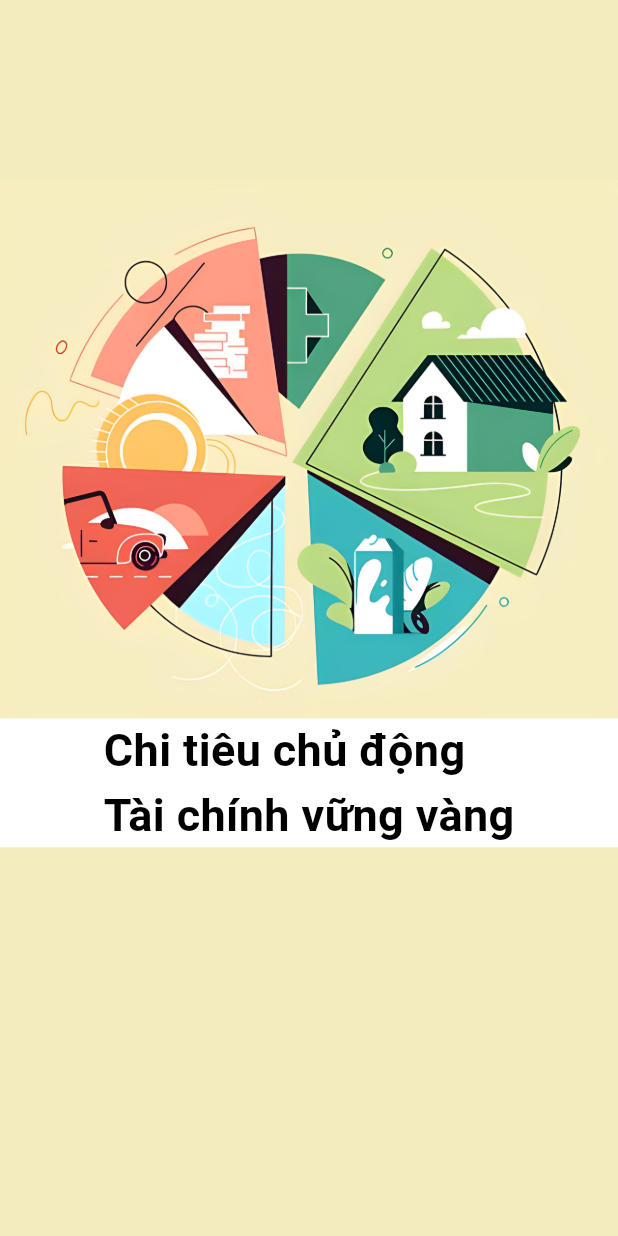
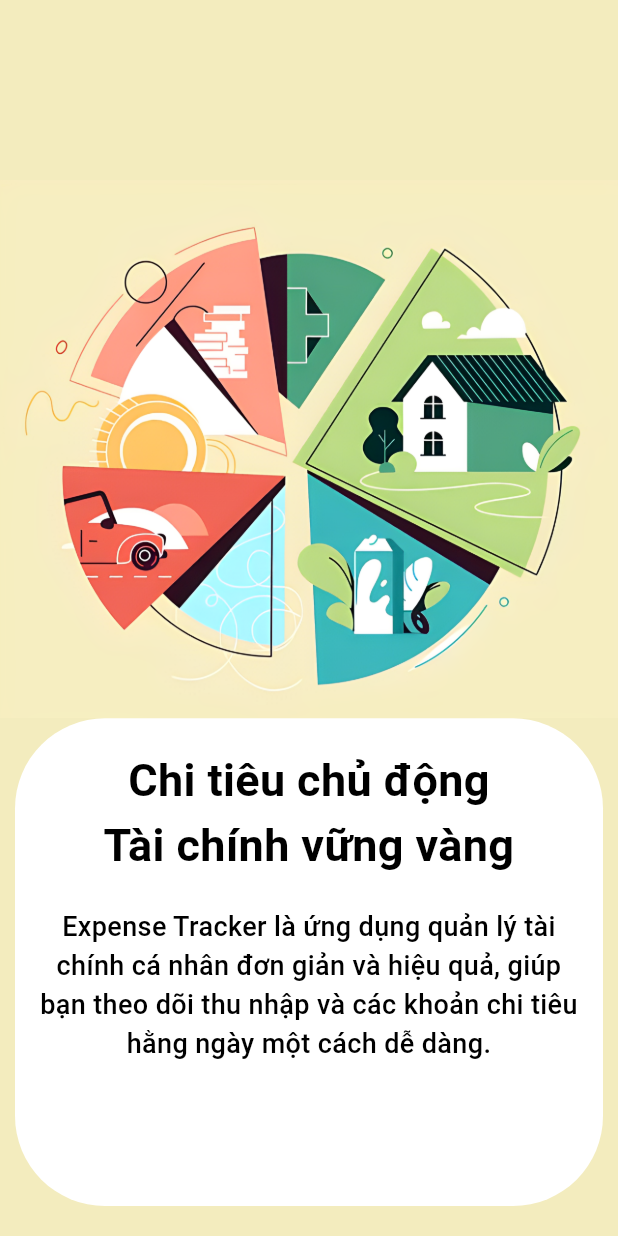
Before and after one commit to quocdat21/Expense-Tracking-App, a Flutter app: the screen it shows after launch, on a phone screen of 412 x 824 dp. Run offline on Flutter 3.47's test engine with Material 3 defaults, Android fonts, the phone set to English and light mode, and no system bars.

Commit message:
Improve onboarding UI

```diff
--- a/lib/pages/onboarding.dart
+++ b/lib/pages/onboarding.dart
@@ -12,28 +12,48 @@ class _OnboardingState extends State<Onboarding> {
   Widget build(BuildContext context) {
     return Scaffold(
       backgroundColor: const Color.fromRGBO(243, 236, 190, 1),
-      body: Container(
-        child: Column(
-          children: [
-            const SizedBox(
-              height: 120.0,
-            ),
-            Image.asset('assets/images/onboard.png'),
-            Container(
-              decoration: BoxDecoration(color: Colors.white),
+      body: Column(
+        children: [
+          const SizedBox(height: 120.0),
+          Image.asset('assets/images/onboard.png'),
+          Expanded(
+            child: Container(
+              margin: const EdgeInsets.only(left: 10, right: 10, bottom: 20),
+              decoration: BoxDecoration(
+                color: Colors.white,
+                borderRadius: BorderRadius.circular(60),
+              ),
               width: MediaQuery.of(context).size.width,
-              child: Column(
+              child: const Column(
                 children: [
-                  Text('Chi tiêu chủ động\nTài chính vững vàng',
+                  SizedBox(height: 20),
+                  Text(
+                    'Chi tiêu chủ động\nTài chính vững vàng',
+                    textAlign: TextAlign.center,
+                    style: TextStyle(
+                        color: Colors.black,
+                        fontSize: 30,
+                        fontWeight: FontWeight.bold),
+                  ),
+                  SizedBox(
+                    height: 20,
+                  ),
+                  Padding(
+                    padding: EdgeInsets.only(left: 15, right: 15),
+                    child: Text(
+                      'Expense Tracker là ứng dụng quản lý tài chính cá nhân đơn giản và hiệu quả, giúp bạn theo dõi thu nhập và các khoản chi tiêu hằng ngày một cách dễ dàng.',
+                      textAlign: TextAlign.center,
                       style: TextStyle(
                           color: Colors.black,
-                          fontSize: 30,
-                          fontWeight: FontWeight.bold))
+                          fontWeight: FontWeight.w500,
+                          fontSize: 18),
+                    ),
+                  )
                 ],
               ),
-            )
-          ],
-        ),
+            ),
+          )
+        ],
       ),
     );
   }
```
